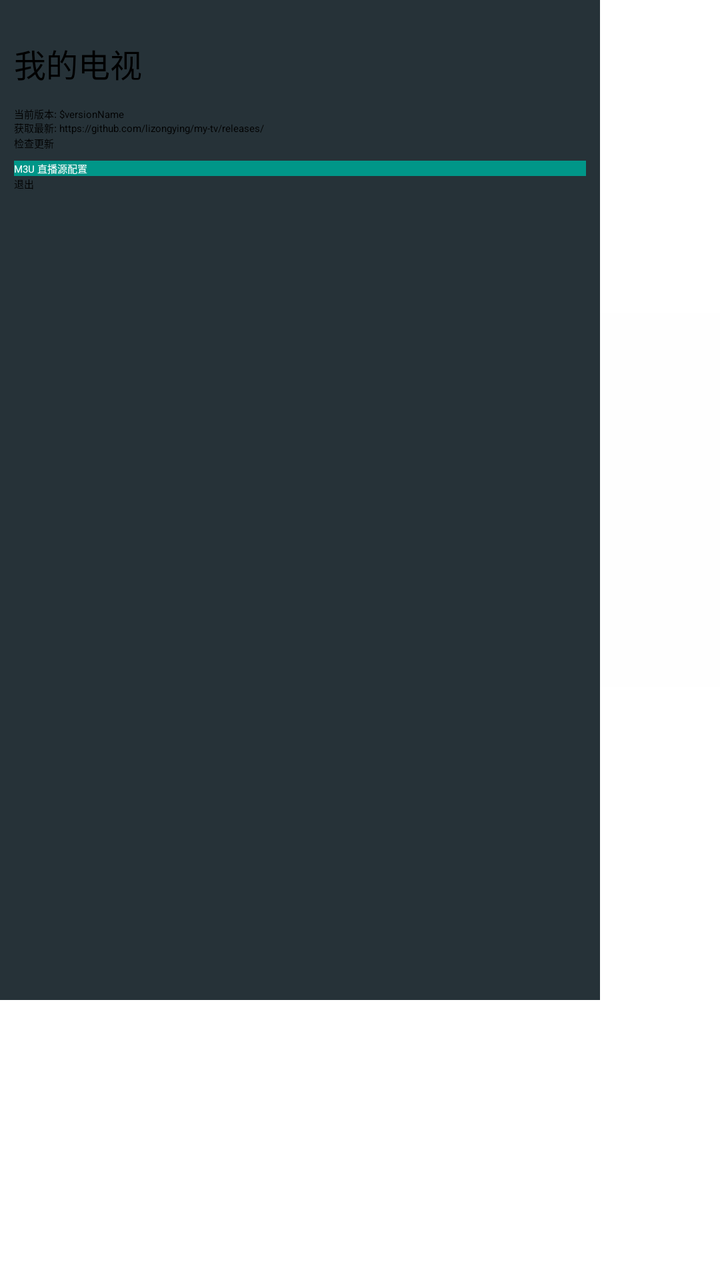
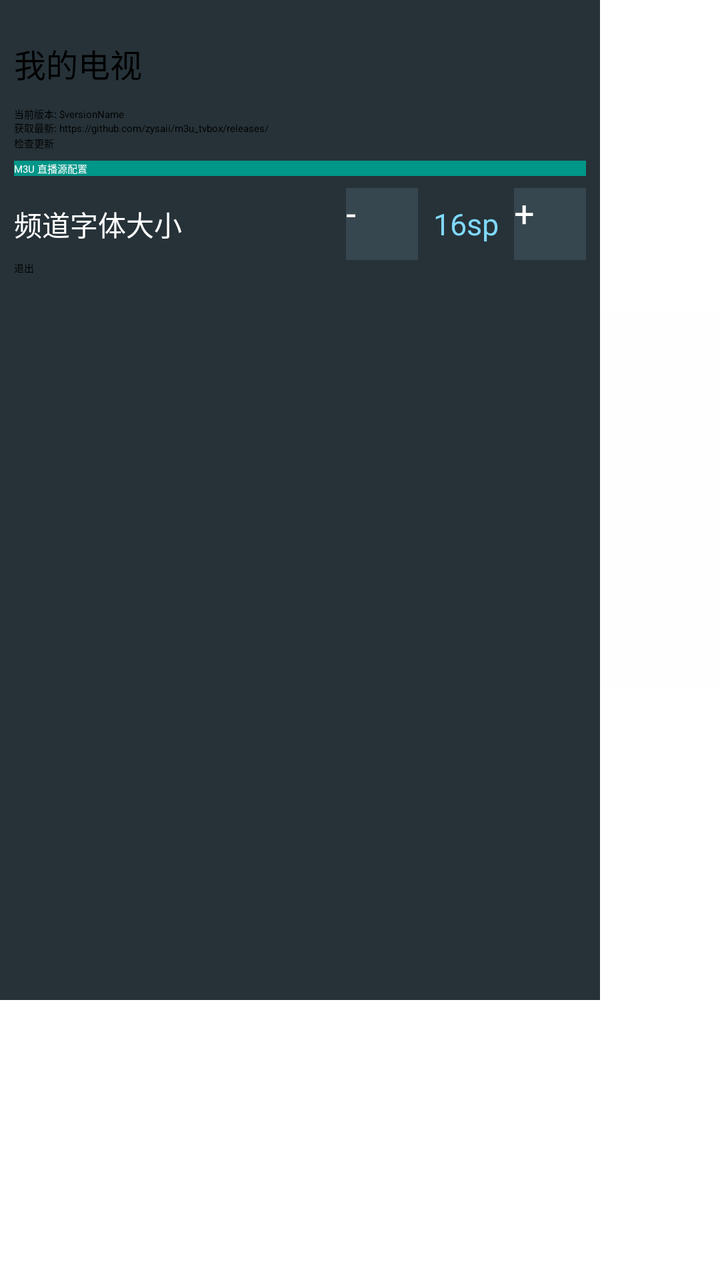

Two renders of the same Android screen: before a commit and after it. Below are the layout's source before the change and the commit's diff.
<!-- AndroidManifest.xml: application theme Theme.MyTV -->
<!-- res/layout/setting.xml -->
<?xml version="1.0" encoding="utf-8"?>
<FrameLayout xmlns:android="http://schemas.android.com/apk/res/android"
    android:id="@+id/dialog"
    android:layout_width="wrap_content"
    android:layout_height="wrap_content"
    >
    <LinearLayout
        android:layout_width="wrap_content"
        android:layout_height="wrap_content">
        <LinearLayout
            android:layout_width="300dp"
            android:layout_height="match_parent"
            android:orientation="vertical"
            android:paddingTop="20dp"
            android:paddingLeft="7dp"
            android:paddingRight="7dp"
            android:background="#FF263238"
            >
            <TextView
                android:layout_width="wrap_content"
                android:layout_height="wrap_content"
                android:text="@string/app_name"
                android:textSize="16sp" />
            <TextView
                android:id="@+id/version"
                android:layout_width="wrap_content"
                android:layout_height="wrap_content"
                android:layout_marginTop="10dp"
                android:text="当前版本: $versionName\n获取最新: https://github.com/lizongying/my-tv/releases/"
                />
            <LinearLayout
                android:layout_width="300dp"
                android:layout_height="wrap_content"
                android:orientation="horizontal"
                >
                <Button
                    android:id="@+id/check_version"
                    android:layout_width="wrap_content"
                    android:layout_height="wrap_content"
                    android:layout_marginEnd="10dp"
                    android:text="@string/check_version"
                    />
                <ProgressBar
                    android:visibility="gone"
                    android:layout_width="wrap_content"
                    android:layout_height="wrap_content"
                    />
                <TextView
                    android:id="@+id/version_name"
                    android:text=""
                    android:layout_width="wrap_content"
                    android:layout_height="wrap_content" />
            </LinearLayout>
            <Button
                android:id="@+id/btn_m3u_setting"
                android:layout_width="match_parent"
                android:layout_height="wrap_content"
                android:layout_marginTop="5dp"
                android:background="#009688"
                android:textColor="#FFFFFF"
                android:text="M3U 直播源配置"
                />
            <Button
                android:id="@+id/exit"
                android:layout_width="wrap_content"
                android:layout_height="wrap_content"
                android:layout_marginEnd="10dp"
                android:text="@string/exit"
                />
            <Switch
                android:id="@+id/switch_channel_reversal"
                android:text="@string/title_channel_reversal"
                android:layout_marginTop="5dp"
                android:layout_width="match_parent"
                android:layout_height="wrap_content" />
            <Switch
                android:id="@+id/switch_channel_num"
                android:text="@string/title_channel_num"
                android:layout_marginTop="5dp"
                android:layout_width="match_parent"
                android:layout_height="wrap_content" />
            <Switch
                android:id="@+id/switch_time"
                android:text="@string/title_time"
                android:layout_marginTop="5dp"
                android:layout_width="match_parent"
                android:layout_height="wrap_content" />
            <Switch
                android:id="@+id/switch_boot_startup"
                android:text="@string/title_boot_startup"
                android:layout_marginTop="5dp"
                android:layout_width="match_parent"
                android:layout_height="wrap_content" />
        </LinearLayout>
        <ImageView
            android:layout_width="300dp"
            android:layout_height="wrap_content"
            android:src="@drawable/appreciate"
            android:background="@color/white" />
    </LinearLayout>
</FrameLayout>
<!-- resources referenced by this layout -->
<resources>
  <color name="white">#FFF</color>
  <!-- drawable appreciate: jpg bitmap (drawable, 16667 bytes) -->
  <string name="app_name">我的电视</string>
  <string name="check_version">检查更新</string>
  <string name="exit">退出</string>
  <string name="title_boot_startup">开机自启</string>
  <string name="title_channel_num">换台时显示频道号</string>
  <string name="title_channel_reversal">换台反转</string>
  <string name="title_time">显示时间</string>
  <style name="Theme.MyTV" parent="@style/Theme.Leanback">
          <item name="browsePaddingStart">11dp</item>
          <item name="browsePaddingEnd">11dp</item>
          <item name="browseRowsMarginTop">54dp</item>
      </style>
</resources>

<!-- the commit's change to res/layout/setting.xml (unified diff, before → after) -->
@@ -26,7 +26,7 @@
                 android:layout_width="wrap_content"
                 android:layout_height="wrap_content"
                 android:layout_marginTop="10dp"
-                android:text="当前版本: $versionName\n获取最新: https://github.com/lizongying/my-tv/releases/"
+                android:text="当前版本: $versionName\n获取最新: https://github.com/zysaii/m3u_tvbox/releases/"
                 />
             <LinearLayout
                 android:layout_width="300dp"
@@ -60,6 +60,50 @@
                 android:textColor="#FFFFFF"
                 android:text="M3U 直播源配置"
                 />
+            <LinearLayout
+                android:layout_width="match_parent"
+                android:layout_height="wrap_content"
+                android:layout_marginTop="6dp"
+                android:orientation="horizontal"
+                android:gravity="center_vertical">
+                <TextView
+                    android:layout_width="0dp"
+                    android:layout_height="wrap_content"
+                    android:layout_weight="1"
+                    android:textColor="#FFFFFF"
+                    android:textSize="14sp"
+                    android:text="频道字体大小" />
+                <Button
+                    android:id="@+id/btn_font_decrease"
+                    android:layout_width="36dp"
+                    android:layout_height="36dp"
+                    android:minWidth="0dp"
+                    android:minHeight="0dp"
+                    android:padding="0dp"
+                    android:background="#37474F"
+                    android:textColor="#FFFFFF"
+                    android:textSize="18sp"
+                    android:text="-" />
+                <TextView
+                    android:id="@+id/tv_font_size_val"
+                    android:layout_width="48dp"
+                    android:layout_height="wrap_content"
+                    android:gravity="center"
+                    android:textColor="#80D8FF"
+                    android:textSize="15sp"
+                    android:text="16sp" />
+                <Button
+                    android:id="@+id/btn_font_increase"
+                    android:layout_width="36dp"
+                    android:layout_height="36dp"
+                    android:minWidth="0dp"
+                    android:minHeight="0dp"
+                    android:padding="0dp"
+                    android:background="#37474F"
+                    android:textColor="#FFFFFF"
+                    android:textSize="18sp"
+                    android:text="+" />
+            </LinearLayout>
             <Button
                 android:id="@+id/exit"
                 android:layout_width="wrap_content"
